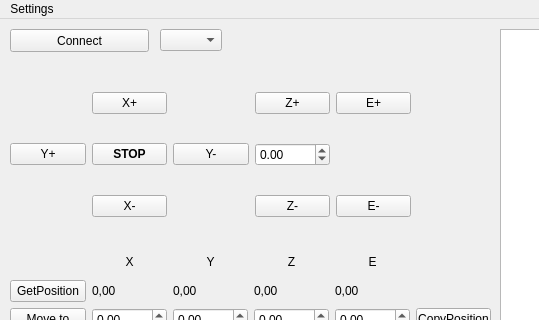
Old version of the form CNC_Controlpanel/mainwindow.ui in the repository CNCMultiTool/CNC_MultiTool; both pictures show x 0 to 539 and y 0 to 320 of the 1011 by 771 pixel window.
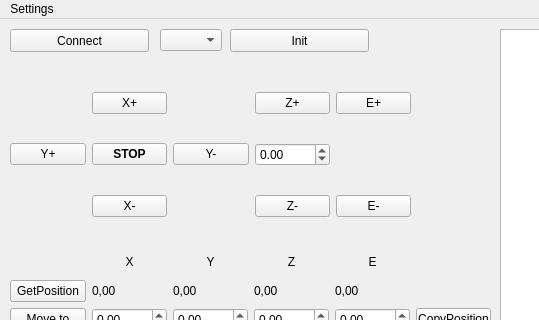
New version of the form. Custom widgets are drawn as their Qt base class.

Patch:
```diff
--- a/CNC_Controlpanel/mainwindow.ui
+++ b/CNC_Controlpanel/mainwindow.ui
@@ -1098,6 +1098,19 @@
      </rect>
     </property>
    </widget>
+   <widget class="QPushButton" name="pushButtonInit">
+    <property name="geometry">
+     <rect>
+      <x>230</x>
+      <y>10</y>
+      <width>139</width>
+      <height>23</height>
+     </rect>
+    </property>
+    <property name="text">
+     <string>Init</string>
+    </property>
+   </widget>
   </widget>
   <widget class="QMenuBar" name="menubar">
    <property name="geometry">
```
